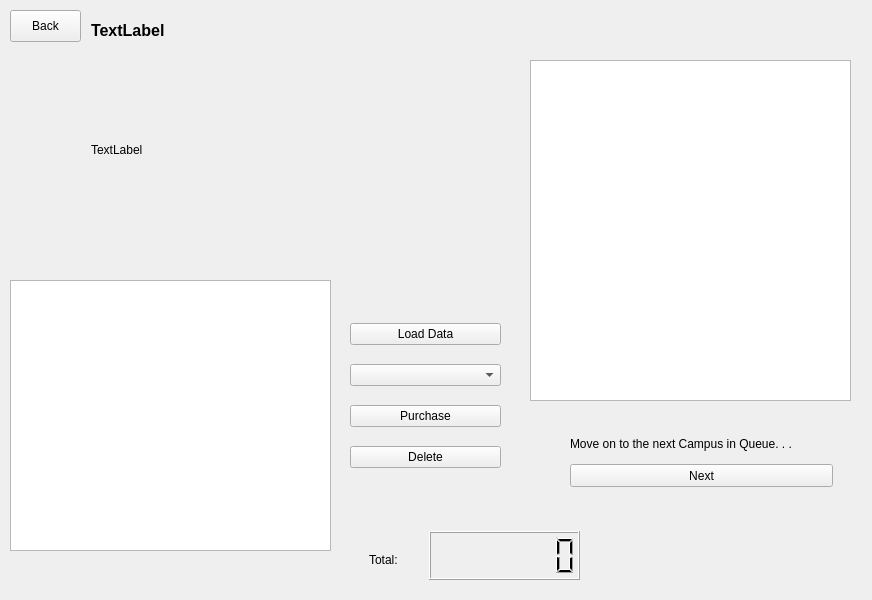
mattjang1101/CS1D-Project-1-Go-Big-O-Go-Home-, file mainwindow.ui: the form before one commit.
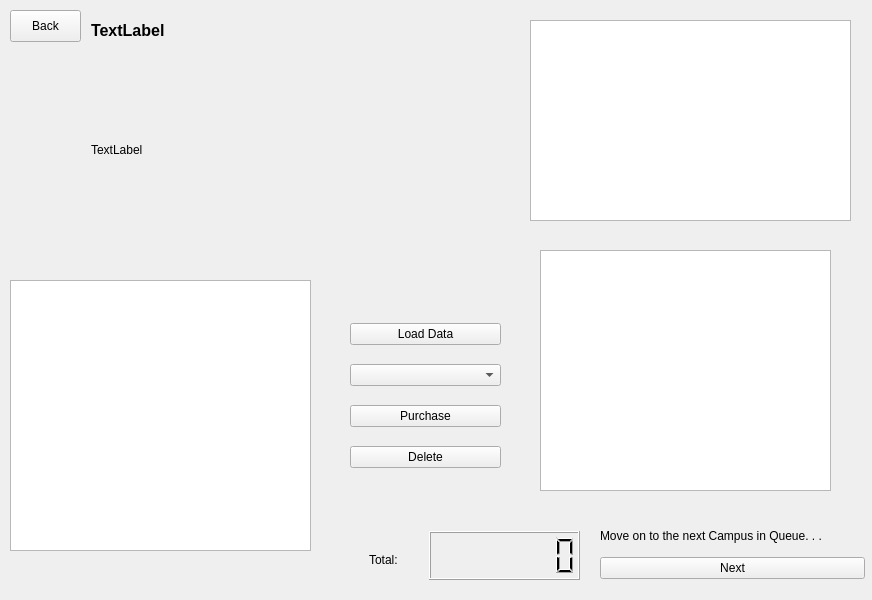
The form after the commit.

Commit message: fixed loadColleges button

Diff of the .ui file:
```diff
--- a/mainwindow.ui
+++ b/mainwindow.ui
@@ -764,7 +764,7 @@
        <rect>
         <x>10</x>
         <y>280</y>
-        <width>321</width>
+        <width>301</width>
         <height>271</height>
        </rect>
       </property>
@@ -821,13 +821,28 @@
      <widget class="QWidget" name="layoutWidget">
       <property name="geometry">
        <rect>
-        <x>570</x>
-        <y>430</y>
+        <x>600</x>
+        <y>520</y>
         <width>265</width>
         <height>59</height>
        </rect>
       </property>
-      <layout class="QVBoxLayout" name="verticalLayout_4"/>
+      <layout class="QVBoxLayout" name="verticalLayout_4">
+       <item>
+        <widget class="QLabel" name="label_8">
+         <property name="text">
+          <string>Move on to the next Campus in Queue. . . </string>
+         </property>
+        </widget>
+       </item>
+       <item>
+        <widget class="QPushButton" name="nextCollegeButton">
+         <property name="text">
+          <string>Next</string>
+         </property>
+        </widget>
+       </item>
+      </layout>
      </widget>
      <widget class="QLabel" name="collegeNameLabel">
       <property name="geometry">
@@ -862,39 +877,13 @@
        <string>TextLabel</string>
       </property>
      </widget>
-     <widget class="QLabel" name="label_8">
-      <property name="geometry">
-       <rect>
-        <x>570</x>
-        <y>430</y>
-        <width>263</width>
-        <height>28</height>
-       </rect>
-      </property>
-      <property name="text">
-       <string>Move on to the next Campus in Queue. . . </string>
-      </property>
-     </widget>
-     <widget class="QPushButton" name="nextCollegeButton">
-      <property name="geometry">
-       <rect>
-        <x>570</x>
-        <y>464</y>
-        <width>263</width>
-        <height>23</height>
-       </rect>
-      </property>
-      <property name="text">
-       <string>Next</string>
-      </property>
-     </widget>
      <widget class="QTextBrowser" name="collegeDescriptionTextBrowser">
       <property name="geometry">
        <rect>
         <x>530</x>
-        <y>60</y>
+        <y>20</y>
         <width>321</width>
-        <height>341</height>
+        <height>201</height>
        </rect>
       </property>
       <property name="font">
@@ -932,6 +921,16 @@
        <number>7</number>
       </property>
      </widget>
+     <widget class="QTableView" name="purchasedItemsTableView">
+      <property name="geometry">
+       <rect>
+        <x>540</x>
+        <y>250</y>
+        <width>291</width>
+        <height>241</height>
+       </rect>
+      </property>
+     </widget>
     </widget>
    </widget>
   </widget>
```
Left out of the diff: 2 changed lines with no effect on the pictures. The commit also changes 4 other files.
